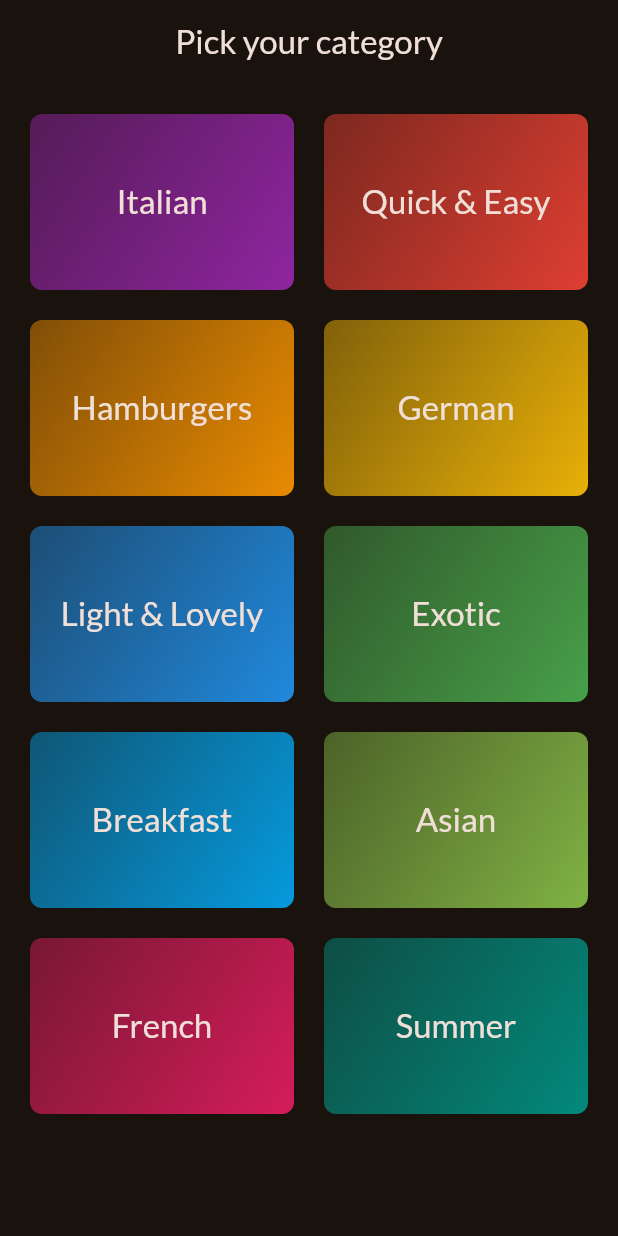
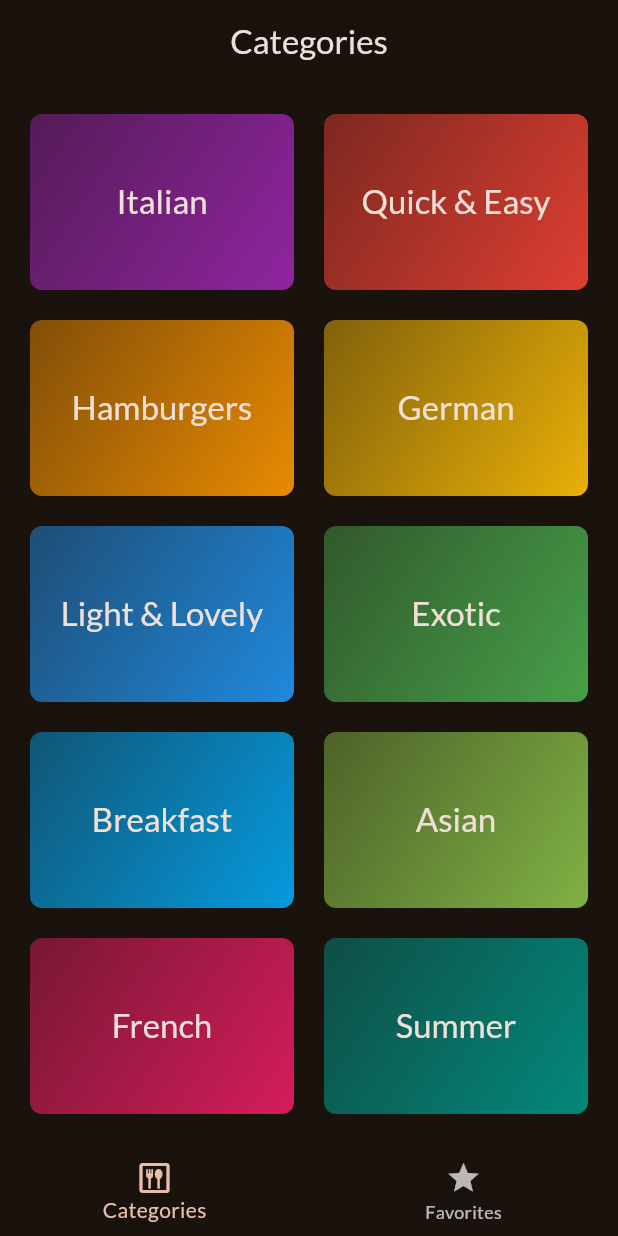
Before and after one commit to eacardenase/flutter-favorite-meals, a Flutter app: the screen it shows after launch, on a phone screen of 412 x 824 dp. Run offline on Flutter 3.47's test engine with Material 3 defaults, Android fonts, the phone set to English and light mode, and no system bars; our stand-ins replace google_fonts, transparent_image.

Commit message:
feat: add tab navigation

```diff
--- a/lib/main.dart
+++ b/lib/main.dart
@@ -3,7 +3,7 @@ import 'package:flutter/material.dart';
 import 'package:google_fonts/google_fonts.dart';
 
 import 'package:favorite_meals/models/category.dart';
-import 'package:favorite_meals/screens/categories_screen.dart';
+import 'package:favorite_meals/screens/tabs_screen.dart';
 
 const dummyCategory = Category(
   id: 'c2',
@@ -31,7 +31,7 @@ class App extends StatelessWidget {
     return MaterialApp(
       theme: theme,
       debugShowCheckedModeBanner: false,
-      home: const CategoriesScreen(),
+      home: const TabsScreen(),
     );
   }
 }
--- a/lib/screens/categories_screen.dart
+++ b/lib/screens/categories_screen.dart
@@ -16,7 +16,7 @@ class CategoriesScreen extends StatelessWidget {
     Navigator.of(context).push(
       MaterialPageRoute(
         builder: (context) => MealsScreen(
-          category: category,
+          title: category.title,
           meals: filteredMeals,
         ),
       ),
@@ -25,12 +25,7 @@ class CategoriesScreen extends StatelessWidget {
 
   @override
   Widget build(BuildContext context) {
-    return Scaffold(
-      appBar: AppBar(
-        title: const Text('Pick your category'),
-        centerTitle: true,
-      ),
-      body: GridView(
+    return GridView(
       padding: const EdgeInsets.all(20),
       gridDelegate: const SliverGridDelegateWithFixedCrossAxisCount(
         crossAxisCount: 2, // how many columns
@@ -45,7 +40,6 @@ class CategoriesScreen extends StatelessWidget {
             onSelectCategory: _selectCategory,
           )
       ],
-      ),
     );
   }
 }
--- a/lib/screens/meals_screen.dart
+++ b/lib/screens/meals_screen.dart
@@ -1,17 +1,16 @@
 import 'package:flutter/material.dart';
 
-import 'package:favorite_meals/models/category.dart';
 import 'package:favorite_meals/models/meal.dart';
 import 'package:favorite_meals/widgets/meal_item.dart';
 
 class MealsScreen extends StatelessWidget {
   const MealsScreen({
     super.key,
-    required this.category,
+    this.title,
     required this.meals,
   });
 
-  final Category category;
+  final String? title;
   final List<Meal> meals;
 
   @override
@@ -52,10 +51,14 @@ class MealsScreen extends StatelessWidget {
       );
     }
 
+    if (title == null) {
+      return mainContent;
+    }
+
     return Scaffold(
       appBar: AppBar(
         title: Text(
-          category.title,
+          title!,
         ),
         centerTitle: true,
       ),
--- /dev/null
+++ b/lib/screens/tabs_screen.dart
@@ -0,0 +1,49 @@
+import 'package:flutter/material.dart';
+
+import 'package:favorite_meals/screens/categories_screen.dart';
+import 'package:favorite_meals/screens/meals_screen.dart';
+
+class TabsScreen extends StatefulWidget {
+  const TabsScreen({super.key});
+
+  @override
+  State<TabsScreen> createState() => _TabsScreenState();
+}
+
+class _TabsScreenState extends State<TabsScreen> {
+  int _selectedPageIndex = 0;
+
+  void _selectedPage(int index) {
+    setState(() {
+      _selectedPageIndex = index;
+    });
+  }
+
+  @override
+  Widget build(BuildContext context) {
+    Widget activePage = const CategoriesScreen();
+    var screenTitle = 'Categories';
+
+    if (_selectedPageIndex == 1) {
+      activePage = const MealsScreen(meals: []);
+      screenTitle = 'Your Favorites';
+    }
+
+    return Scaffold(
+      appBar: AppBar(
+        title: Text(screenTitle),
+        centerTitle: true,
+      ),
+      body: activePage,
+      bottomNavigationBar: BottomNavigationBar(
+        onTap: _selectedPage,
+        currentIndex: _selectedPageIndex,
+        items: const [
+          BottomNavigationBarItem(
+              icon: Icon(Icons.dining_outlined), label: 'Categories'),
+          BottomNavigationBarItem(icon: Icon(Icons.star), label: 'Favorites'),
+        ],
+      ),
+    );
+  }
+}
```
Lines whose indentation alone changed are shown as unchanged.
